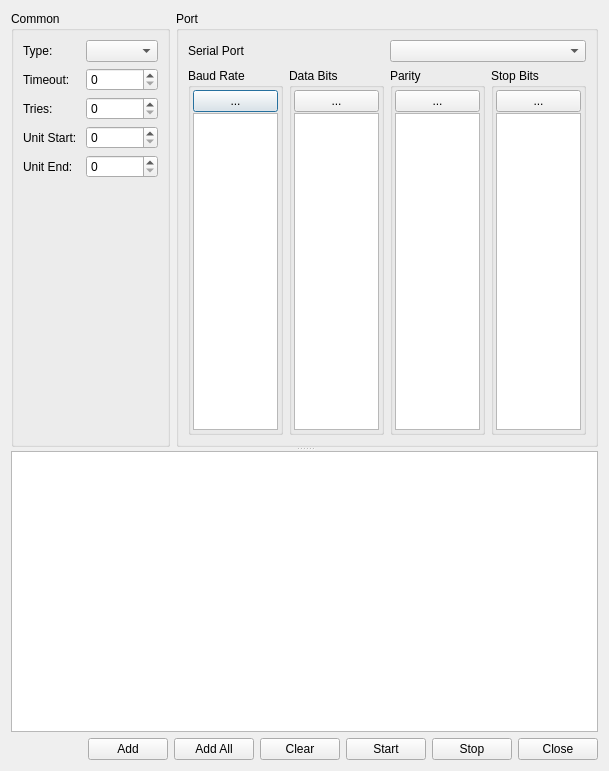
This is src/client/gui/scanner/client_scannerui.ui in serhmarch/ModbusTools as Qt 5 draws it before an edit. The edited form follows.
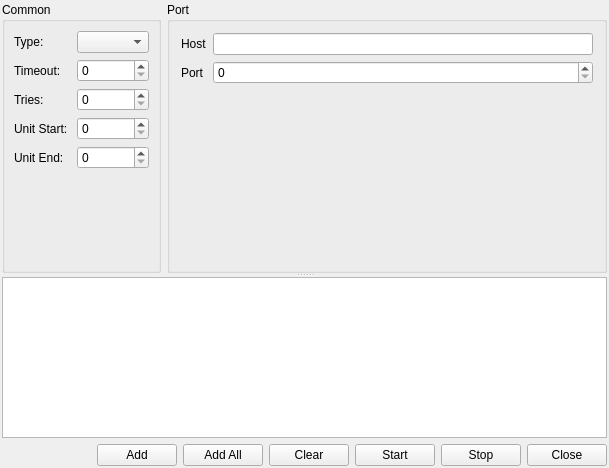
This is the edited form.

```diff
--- a/src/client/gui/scanner/client_scannerui.ui
+++ b/src/client/gui/scanner/client_scannerui.ui
@@ -7,19 +7,37 @@
     <x>0</x>
     <y>0</y>
     <width>609</width>
-    <height>771</height>
+    <height>468</height>
    </rect>
   </property>
   <property name="windowTitle">
    <string>Scanner</string>
   </property>
   <layout class="QVBoxLayout" name="verticalLayout_7" stretch="0">
+   <property name="spacing">
+    <number>1</number>
+   </property>
+   <property name="sizeConstraint">
+    <enum>QLayout::SetDefaultConstraint</enum>
+   </property>
+   <property name="leftMargin">
+    <number>2</number>
+   </property>
+   <property name="topMargin">
+    <number>2</number>
+   </property>
+   <property name="rightMargin">
+    <number>2</number>
+   </property>
+   <property name="bottomMargin">
+    <number>2</number>
+   </property>
    <item>
     <widget class="QSplitter" name="splitter">
      <property name="orientation">
       <enum>Qt::Vertical</enum>
      </property>
-     <widget class="QWidget" name="">
+     <widget class="QWidget" name="layoutWidget">
       <layout class="QHBoxLayout" name="horizontalLayout_3" stretch="0,1">
        <item>
         <widget class="QGroupBox" name="groupBox_3">
@@ -86,6 +104,28 @@
           <string>Port</string>
          </property>
          <layout class="QVBoxLayout" name="verticalLayout_6">
+          <property name="spacing">
+           <number>1</number>
+          </property>
+          <property name="leftMargin">
+           <number>2</number>
+          </property>
+          <property name="topMargin">
+           <number>2</number>
+          </property>
+          <property name="rightMargin">
+           <number>2</number>
+          </property>
+          <property name="bottomMargin">
+           <number>2</number>
+          </property>
+          <item>
+           <widget class="QStackedWidget" name="stackedWidget">
+            <property name="currentIndex">
+             <number>1</number>
+            </property>
+            <widget class="QWidget" name="pgSerialPort">
+             <layout class="QVBoxLayout" name="verticalLayout_8">
           <item>
            <layout class="QHBoxLayout" name="horizontalLayout_4">
             <item>
@@ -131,7 +171,7 @@
                 </widget>
                </item>
                <item>
-                <widget class="QListWidget" name="listWidget"/>
+                    <widget class="QListWidget" name="lsBaudRate"/>
                </item>
               </layout>
              </widget>
@@ -165,7 +205,7 @@
                 </widget>
                </item>
                <item>
-                <widget class="QListWidget" name="listWidget_2"/>
+                    <widget class="QListWidget" name="lsDataBits"/>
                </item>
               </layout>
              </widget>
@@ -199,7 +239,7 @@
                 </widget>
                </item>
                <item>
-                <widget class="QListWidget" name="listWidget_3"/>
+                    <widget class="QListWidget" name="lsParity"/>
                </item>
               </layout>
              </widget>
@@ -233,7 +273,7 @@
                 </widget>
                </item>
                <item>
-                <widget class="QListWidget" name="listWidget_4"/>
+                    <widget class="QListWidget" name="lsStopBits"/>
                </item>
               </layout>
              </widget>
@@ -242,10 +282,42 @@
           </item>
          </layout>
         </widget>
-       </item>
-      </layout>
-     </widget>
-     <widget class="QWidget" name="">
+            <widget class="QWidget" name="pgTcpPort">
+             <layout class="QFormLayout" name="formLayout_2">
+              <item row="0" column="0">
+               <widget class="QLabel" name="label_10">
+                <property name="text">
+                 <string>Host</string>
+                </property>
+               </widget>
+              </item>
+              <item row="0" column="1">
+               <widget class="QLineEdit" name="lnTcpHost"/>
+              </item>
+              <item row="1" column="0">
+               <widget class="QLabel" name="label_11">
+                <property name="text">
+                 <string>Port</string>
+                </property>
+               </widget>
+              </item>
+              <item row="1" column="1">
+               <widget class="QSpinBox" name="spTcpPort">
+                <property name="maximum">
+                 <number>65535</number>
+                </property>
+               </widget>
+              </item>
+             </layout>
+            </widget>
+           </widget>
+          </item>
+         </layout>
+        </widget>
+       </item>
+      </layout>
+     </widget>
+     <widget class="QWidget" name="layoutWidget">
       <layout class="QVBoxLayout" name="verticalLayout_2">
        <item>
         <widget class="QTableView" name="tableView"/>
```
Lines whose indentation alone changed are shown as unchanged.
